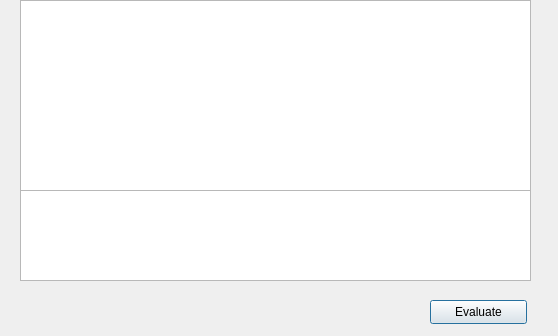
Qt form branches/avidemux_2.6_branch_mean/avidemux/qt4/ADM_userInterfaces/ADM_shell/shell.ui (BackupTheBerlios/avidemux-svn) before a commit.
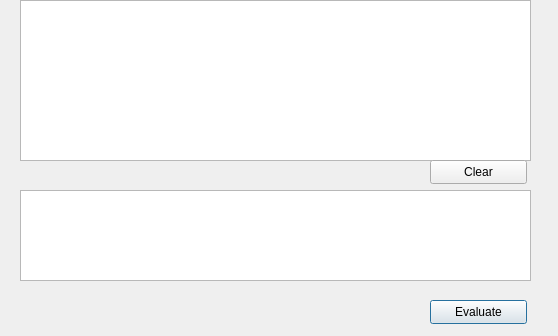
The same form after that commit.

Commit message: [Script/UI] Add a small interactive shell for javascript

Diff of the .ui file:
```diff
--- a/branches/avidemux_2.6_branch_mean/avidemux/qt4/ADM_userInterfaces/ADM_shell/shell.ui
+++ b/branches/avidemux_2.6_branch_mean/avidemux/qt4/ADM_userInterfaces/ADM_shell/shell.ui
@@ -25,7 +25,7 @@
      <x>20</x>
      <y>0</y>
      <width>511</width>
-     <height>191</height>
+     <height>161</height>
     </rect>
    </property>
   </widget>
@@ -53,6 +53,22 @@
    </property>
    <property name="text">
     <string>Evaluate</string>
+   </property>
+   <property name="shortcut">
+    <string>Ctrl+Return</string>
+   </property>
+  </widget>
+  <widget class="QPushButton" name="clear">
+   <property name="geometry">
+    <rect>
+     <x>430</x>
+     <y>160</y>
+     <width>97</width>
+     <height>24</height>
+    </rect>
+   </property>
+   <property name="text">
+    <string>Clear</string>
    </property>
   </widget>
  </widget>
```
Left out of the diff: 6 changed lines with no effect on the pictures. The commit also changes 13 other files.
